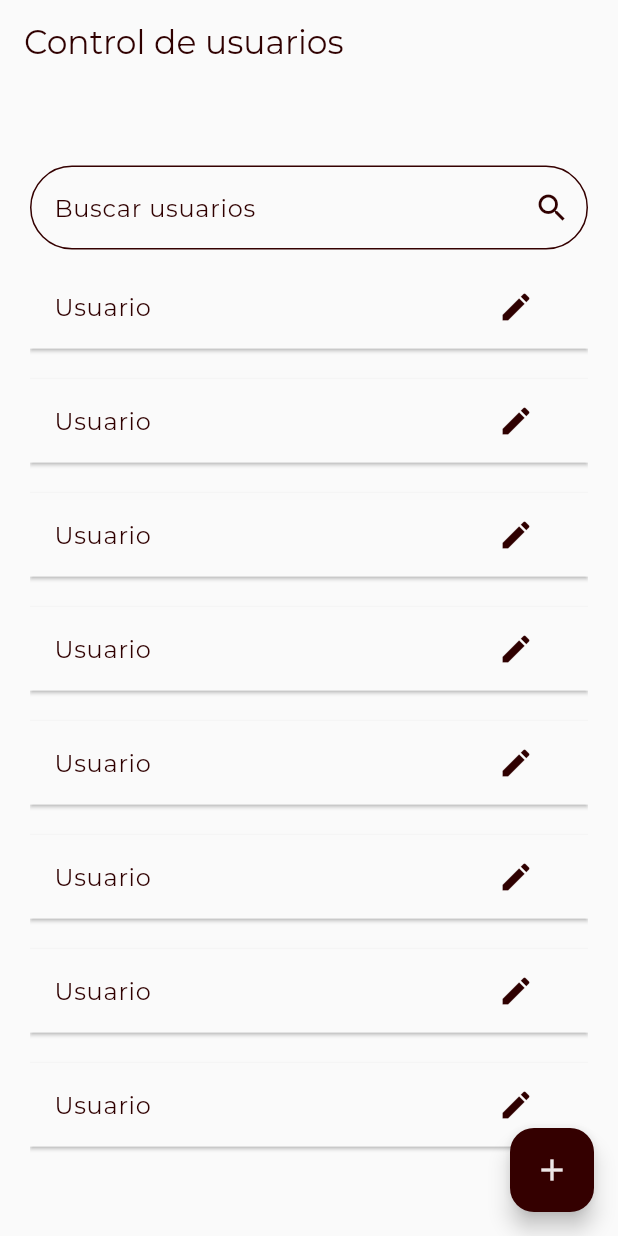
After one commit to tripleP16/dekul_app, a Flutter app: the UserControlScreen screen opened by its route, on a phone screen of 412 x 824 dp. The commit adds this screen. Run offline on Flutter 3.47's test engine with Material 3 defaults, Android fonts, the phone set to English and light mode, and no system bars; our stand-ins replace dio, equatable, flutter_bloc, flutter_dotenv, flutter_native_splash, formz and 7 more; accounts and stored records are empty; generated files the repository leaves out were written again.

Commit message:
creating view for user control

```diff
--- a/lib/config/router/app_router.dart
+++ b/lib/config/router/app_router.dart
@@ -10,6 +10,7 @@ import 'package:communitary_service_app/presentation/screens/forgot_password/for
 import 'package:communitary_service_app/presentation/screens/forgot_password/forgot_password_screen.dart';
 import 'package:communitary_service_app/presentation/screens/screens.dart';
 import 'package:communitary_service_app/presentation/screens/splash/splash_screen.dart';
+import 'package:communitary_service_app/presentation/screens/user_control/user_control_screen.dart';
 import 'package:go_router/go_router.dart';
 
 final appRouter = GoRouter(initialLocation: '/splash', routes: [
@@ -87,5 +88,11 @@ final appRouter = GoRouter(initialLocation: '/splash', routes: [
     redirect: authGuard,
     name: AlergiesScreen.routeName,
     builder: (context, state) => const AlergiesScreen(),
+  ),
+  GoRoute(
+    path: '/user_control',
+    redirect: authGuard,
+    name: UserControlScreen.routeName,
+    builder: (context, state) => const UserControlScreen(),
   )
 ]);
--- a/lib/presentation/pages/settings/settings_page.dart
+++ b/lib/presentation/pages/settings/settings_page.dart
@@ -30,8 +30,10 @@ class SettingsPage extends StatelessWidget {
               VerticalSpacer.v60().createSpace(),
               SettingsCard(
                 icon: Icons.group,
-                title: 'User Control',
-                onPressed: () {},
+                title: 'Control de usuarios',
+                onPressed: () {
+                  context.push('/user_control');
+                },
               ),
               VerticalSpacer.v60().createSpace(),
               SettingsCard(
--- /dev/null
+++ b/lib/presentation/screens/user_control/user_control_screen.dart
@@ -0,0 +1,49 @@
+import 'package:communitary_service_app/presentation/screens/user_control/widgets/search_bar_without_sliver.dart';
+import 'package:communitary_service_app/presentation/screens/user_control/widgets/user_list.dart';
+import 'package:communitary_service_app/presentation/shared/widgets/widgets.dart';
+import 'package:flutter/material.dart';
+
+class UserControlScreen extends StatelessWidget {
+  static const String routeName = 'user_control';
+  const UserControlScreen({super.key});
+
+  @override
+  Widget build(BuildContext context) {
+    return Scaffold(
+      appBar: const CustomAppBar(title: 'Control de usuarios'),
+      body: const _Body(),
+      floatingActionButton:
+          FloatingActionButton(onPressed: () {}, child: const Icon(Icons.add)),
+    );
+  }
+}
+
+class _Body extends StatelessWidget {
+  const _Body();
+
+  @override
+  Widget build(BuildContext context) {
+    final size = MediaQuery.of(context).size;
+    return Center(
+      child: Padding(
+        padding: const EdgeInsets.symmetric(
+          horizontal: 20,
+          vertical: 10,
+        ),
+        child: SizedBox(
+          height: size.height * 0.8,
+          child: Column(
+            children: [
+              SearchBarWithoutSliver(
+                labelText: 'Buscar usuarios',
+                onChanged: (value) => print('Search: $value'),
+              ),
+              VerticalSpacer.v10().createSpace(),
+              const UserList()
+            ],
+          ),
+        ),
+      ),
+    );
+  }
+}
--- /dev/null
+++ b/lib/presentation/screens/user_control/widgets/search_bar_without_sliver.dart
@@ -0,0 +1,46 @@
+import 'dart:async';
+import 'package:communitary_service_app/presentation/shared/widgets/forms/inputs/forms.dart';
+import 'package:flutter/material.dart';
+
+class SearchBarWithoutSliver extends StatefulWidget {
+  final String labelText;
+  final Function(String) onChanged;
+  final Duration debounceDuration;
+
+  const SearchBarWithoutSliver({
+    super.key,
+    required this.labelText,
+    required this.onChanged,
+    this.debounceDuration = const Duration(milliseconds: 300),
+  });
+
+  @override
+  State<SearchBarWithoutSliver> createState() => _SearchBarWithoutSliverState();
+}
+
+class _SearchBarWithoutSliverState extends State<SearchBarWithoutSliver> {
+  Timer? _debounce;
+
+  @override
+  void dispose() {
+    _debounce?.cancel();
+    super.dispose();
+  }
+
+  void _onSearchChanged(String query) {
+    if (_debounce?.isActive ?? false) _debounce!.cancel();
+    _debounce = Timer(widget.debounceDuration, () {
+      widget.onChanged(query);
+    });
+  }
+
+  @override
+  Widget build(BuildContext context) {
+    return TextInputWidget(
+      borderRadius: 40,
+      labelText: widget.labelText,
+      onChanged: _onSearchChanged,
+      suffixIcon: const Icon(Icons.search),
+    );
+  }
+}
--- /dev/null
+++ b/lib/presentation/screens/user_control/widgets/user_card.dart
@@ -0,0 +1,43 @@
+import 'package:communitary_service_app/config/themes/themes.dart';
+import 'package:flutter/material.dart';
+
+class UserCard extends StatelessWidget {
+  const UserCard({
+    super.key,
+  });
+
+  @override
+  Widget build(BuildContext context) {
+    return Dismissible(
+      direction: DismissDirection.endToStart,
+      key: const Key('user_card'),
+      background: Container(
+        color: AppColors.alertColor,
+        margin: const EdgeInsets.only(
+          bottom: 20,
+        ),
+        padding: const EdgeInsets.symmetric(horizontal: 20),
+        child: const Align(
+          alignment: Alignment.centerRight,
+          child: Icon(
+            Icons.delete,
+            color: AppColors.lightColor,
+          ),
+        ),
+      ),
+      child: Card(
+        margin: const EdgeInsets.only(bottom: 20),
+        shape: const RoundedRectangleBorder(
+          borderRadius: BorderRadius.zero,
+        ),
+        child: ListTile(
+          title: const Text('Usuario '),
+          trailing: IconButton(
+            onPressed: () {},
+            icon: const Icon(Icons.edit),
+          ),
+        ),
+      ),
+    );
+  }
+}
--- /dev/null
+++ b/lib/presentation/screens/user_control/widgets/user_list.dart
@@ -0,0 +1,20 @@
+import 'package:communitary_service_app/presentation/screens/user_control/widgets/user_card.dart';
+import 'package:flutter/material.dart';
+
+class UserList extends StatelessWidget {
+  const UserList({
+    super.key,
+  });
+
+  @override
+  Widget build(BuildContext context) {
+    return Expanded(
+      child: ListView.builder(
+        itemBuilder: (context, index) {
+          return const UserCard();
+        },
+        itemCount: 100,
+      ),
+    );
+  }
+}
```
